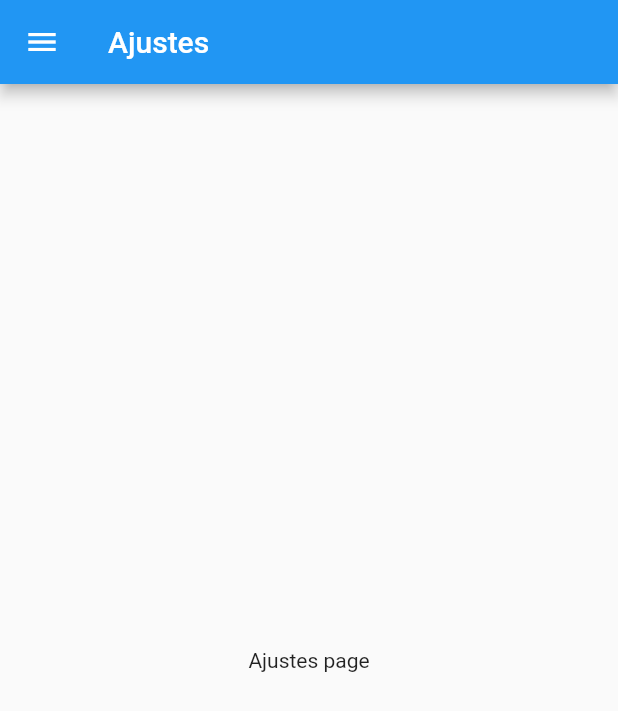
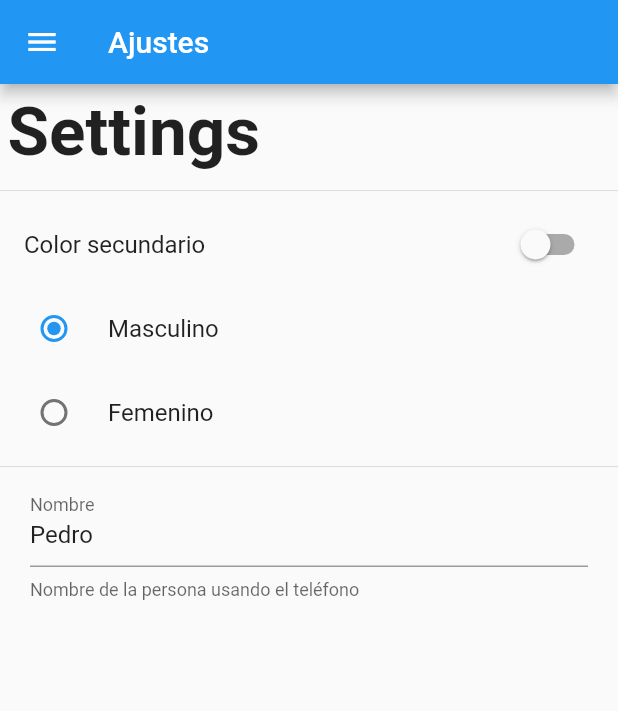
Before and after one commit to CesarArellano/Curso_Flutter, a Flutter app: the SettingsPage screen opened by its route, on a phone screen of 412 x 824 dp. Shown: the top 711 px of the screen. Run offline on Flutter 3.47's test engine with Material 2 defaults, Android fonts, the phone set to English and light mode, and no system bars; our stand-ins replace after_layout, flutter_swiper, google_maps_flutter, introduction_screen, shared_preferences, sqflite; missing offline and left inert: flutter_barcode_scanner; accounts and stored records are empty.

Commit message:
feat: Diseñando pantalla settings

```diff
--- a/Flutter/preferences_user/lib/src/pages/settings_page.dart
+++ b/Flutter/preferences_user/lib/src/pages/settings_page.dart
@@ -1,8 +1,25 @@
 import 'package:flutter/material.dart';
 import 'package:preferences_user/src/widgets/menu_widget.dart';
 
-class SettingsPage extends StatelessWidget {
+class SettingsPage extends StatefulWidget {
   static final String routeName = 'settings';
+
+  @override
+  _SettingsPageState createState() => _SettingsPageState();
+}
+
+class _SettingsPageState extends State<SettingsPage> {
+  bool _colorSecundario = false;
+  int _genero = 1;
+  String _nombre = 'Pedro';
+
+  TextEditingController _inputNameController;
+
+  @override
+  void initState() {
+    super.initState();
+    _inputNameController = new TextEditingController(text: _nombre);
+  }
   @override
   Widget build(BuildContext context) {
     return Scaffold(
@@ -10,7 +27,57 @@ class SettingsPage extends StatelessWidget {
         title: Text("Ajustes"),
       ),
       drawer: MenuWidget(),
-      body: Center(child: Text("Ajustes page"))
+      body: ListView(
+        children: <Widget>[
+          Container(
+            padding: EdgeInsets.all(5),
+            child: Text("Settings", style: TextStyle(fontSize: 45.0, fontWeight: FontWeight.bold))
+          ),
+          Divider(),
+          SwitchListTile(
+            value: _colorSecundario,
+            title: Text("Color secundario"),
+            onChanged: (value) {
+              setState(() {
+                _colorSecundario = value;
+              });
+            }
+          ),
+          RadioListTile(
+            value: 1,
+            title: Text('Masculino'),
+            groupValue: _genero,
+            onChanged: (value) {
+              setState(() {
+                _genero = value;
+              });
+            },
+          ),
+          RadioListTile(
+            value: 2,
+            title: Text('Femenino'),
+            groupValue: _genero,
+            onChanged: (value) {
+              setState(() {
+                _genero = value;
+              });
+            },
+          ),
+          Divider(),
+          Container(
+            padding: EdgeInsets.symmetric(horizontal: 20.0),
+            child: TextField(
+              controller: _inputNameController,
+              decoration: InputDecoration(
+                labelText: 'Nombre',
+                helperText: 'Nombre de la persona usando el teléfono',
+              ),
+              onChanged: (value) {},
+
+            ),
+          )
+        ],
+      )
     );
   }
 }
```
